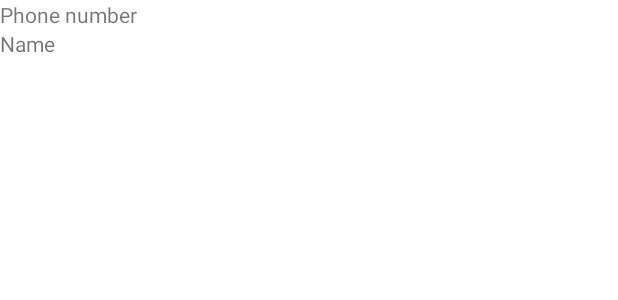
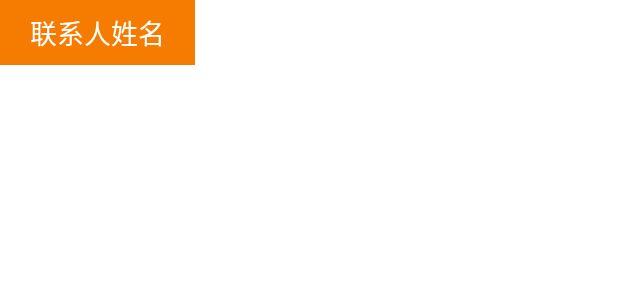
Before and after one commit to YinHeng89/PeachBlossomSpring, an Android app: the layout floating_window.xml on its own in the app's theme, with its tools: preview values and no code run, on a phone screen of 412 x 824 dp. Shown: the top 300 px of the screen. Run offline under Robolectric (Android 15) with nearby library versions, the phone set to English and light mode, and no system bars.

Commit message:
添加悬浮窗

```diff
--- a/app/src/main/AndroidManifest.xml
+++ b/app/src/main/AndroidManifest.xml
@@ -38,5 +38,7 @@
                 android:value=".MainActivity" />
         </activity>
         <service android:name=".CallService" />
+        <service android:name=".FloatingWindowService" />
+
     </application>
 </manifest>
--- a/app/src/main/java/com/contacts/peachblossomspring/MainActivity.java
+++ b/app/src/main/java/com/contacts/peachblossomspring/MainActivity.java
@@ -47,6 +47,9 @@ public class MainActivity extends AppCompatActivity {
 
         // 启动 CallService 服务 添加日期2024-02-22 *//
         startService(new Intent(this, CallService.class));
+
+        // 在MainActivity中启动FloatingWindowService服务
+        startService(new Intent(this, FloatingWindowService.class));
 
         // 设置抽屉导航
         DrawerLayout drawer = binding.drawerLayout;
--- a/app/src/main/res/layout/floating_window.xml
+++ b/app/src/main/res/layout/floating_window.xml
@@ -2,18 +2,17 @@
 <LinearLayout xmlns:android="http://schemas.android.com/apk/res/android"
     android:layout_width="wrap_content"
     android:layout_height="wrap_content"
+    android:background="@color/green"
     android:orientation="vertical">
 
     <TextView
-        android:id="@+id/phone_number"
-        android:layout_width="wrap_content"
-        android:layout_height="wrap_content"
-        android:text="Phone number" />
-
-    <TextView
-        android:id="@+id/name"
-        android:layout_width="wrap_content"
-        android:layout_height="wrap_content"
-        android:text="Name" />
+        android:id="@+id/contactNameTextView"
+        android:layout_width="130dp"
+        android:layout_height="match_parent"
+        android:padding="8dp"
+        android:text="联系人姓名"
+        android:gravity="center"
+        android:textColor="#FFFFFF"
+        android:textSize="18sp" />
 
 </LinearLayout>
```
Also changed, not shown: app/src/main/java/com/contacts/peachblossomspring/FloatingWindowService.java (added, +62 -0 lines).
